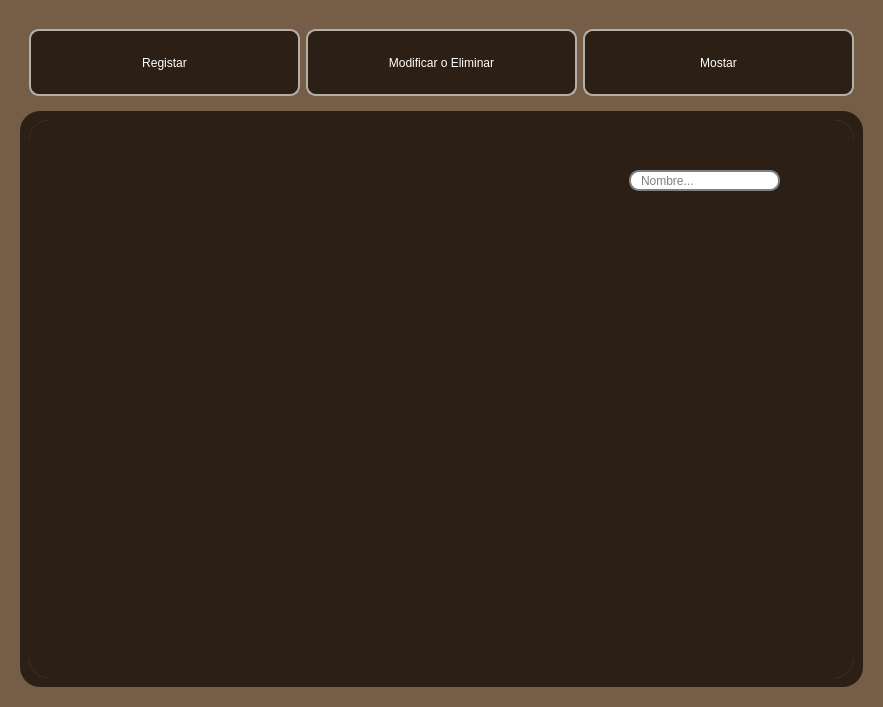
Old version of the form ui/dptos.ui in the repository n1enkew/Sistema-de-Empleados.
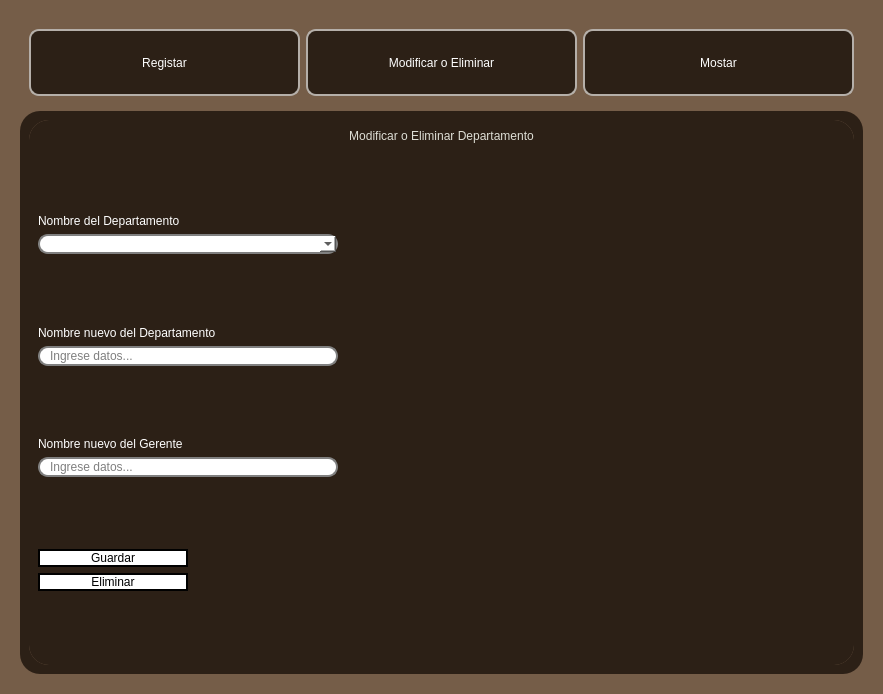
New version of the form. The open tabs and pages were chosen to show the change.

Commit message:
Update dptos.ui: add forms, styles, table
Reduce main window height and substantially restructure ui/dptos.ui: reorganize stacked-widget pages (registrar, modificar/eliminar, mostrar), add labels, QLineEdit fields, QComboBox, QPushButtons and a QTableView; introduce placeholders, layout spacers and size policies. Add/centralize stylesheet rules (QLineEdit, QComboBox, QPushButton, QLabel, QTableView) including hover/pressed button styles. Purpose: implement CRUD UI for departamentos with improved layout and visual styling.

What changed in the file:
```diff
--- a/ui/dptos.ui
+++ b/ui/dptos.ui
@@ -7,7 +7,7 @@
     <x>0</x>
     <y>0</y>
     <width>883</width>
-    <height>707</height>
+    <height>694</height>
    </rect>
   </property>
   <property name="windowTitle">
@@ -206,21 +206,7 @@
 border-radius:20px;
 }
 
-QLineEdit {
-    border: 2px solid gray;
-    border-radius: 10px;
-    padding: 0 8px;
-    background: white;
-	placeholder-text-color: #767e89;
-}
-
-QPushButton{
-    border: 2px solid black;
-    border-radius: 10px;
-    padding: 0 8px;
-    background: white;
-font: 400 12pt &quot;Lexend&quot;;
-}</string>
+</string>
            </property>
            <property name="currentIndex">
             <number>0</number>
@@ -302,27 +288,243 @@
             </widget>
            </widget>
            <widget class="QWidget" name="modificar_eliminar">
-            <widget class="QLineEdit" name="lineEdit_2">
-             <property name="geometry">
-              <rect>
-               <x>600</x>
-               <y>50</y>
-               <width>151</width>
-               <height>21</height>
-              </rect>
-             </property>
-             <property name="styleSheet">
-              <string notr="true">QLineEdit {
+            <property name="styleSheet">
+             <string notr="true">QLineEdit {
     border: 2px solid gray;
     border-radius: 10px;
     padding: 0 8px;
     background: white;
+	placeholder-text-color: #767e89;
+}
+
+QComboBox {
+    border: 2px solid gray;
+    border-radius: 10px;
+    padding: 0 8px;
+    background: white;
+	placeholder-text-color: #767e89;
+}
+
+QPushButton{
+    border: 2px solid black;
+    border-radius: 10px;
+    padding: 0 8px;
+    background: white;
+font: 400 12pt &quot;Lexend&quot;;
+}
+
+QLabel{
+color: white;
+font: 400 12pt &quot;Lexend&quot;
+}
+
+QPushButton:hover{
+background-color: qlineargradient(spread:pad, x1:0, y1:0, x2:1, y2:0, stop:0 rgba(44, 32, 22, 255), stop:1 rgba(181, 175, 169, 255));
+
+}
+
+QPushButton:pressed {
+    background-color: rgb(117, 93, 72); /* El color que quieras al hacer clic */
+    border: 2px solid rgb(44, 32, 22);   /* Opcional: cambiar el borde también */
 }</string>
-             </property>
-             <property name="placeholderText">
-              <string>Nombre...</string>
-             </property>
-            </widget>
+            </property>
+            <layout class="QVBoxLayout" name="verticalLayout_4">
+             <item>
+              <widget class="QLabel" name="label_4">
+               <property name="styleSheet">
+                <string notr="true">QLabel{
+	color: qlineargradient(spread:pad, x1:0, y1:0, x2:1, y2:0, stop:0 rgba(181, 175, 169, 255), stop:1 rgba(222, 222, 213, 255));
+	
+	font: 900 20pt &quot;Lexend&quot;;	
+}</string>
+               </property>
+               <property name="text">
+                <string>Modificar o Eliminar Departamento</string>
+               </property>
+               <property name="alignment">
+                <set>Qt::AlignCenter</set>
+               </property>
+              </widget>
+             </item>
+             <item>
+              <spacer name="verticalSpacer_6">
+               <property name="orientation">
+                <enum>Qt::Vertical</enum>
+               </property>
+               <property name="sizeHint" stdset="0">
+                <size>
+                 <width>20</width>
+                 <height>48</height>
+                </size>
+               </property>
+              </spacer>
+             </item>
+             <item>
+              <widget class="QLabel" name="label_5">
+               <property name="text">
+                <string>Nombre del Departamento</string>
+               </property>
+              </widget>
+             </item>
+             <item>
+              <widget class="QComboBox" name="comboBox">
+               <property name="maximumSize">
+                <size>
+                 <width>300</width>
+                 <height>16777215</height>
+                </size>
+               </property>
+              </widget>
+             </item>
+             <item>
+              <spacer name="verticalSpacer_5">
+               <property name="orientation">
+                <enum>Qt::Vertical</enum>
+               </property>
+               <property name="sizeHint" stdset="0">
+                <size>
+                 <width>20</width>
+                 <height>48</height>
+                </size>
+               </property>
+              </spacer>
+             </item>
+             <item>
+              <widget class="QLabel" name="label_6">
+               <property name="text">
+                <string>Nombre nuevo del Departamento</string>
+               </property>
+              </widget>
+             </item>
+             <item>
+              <widget class="QLineEdit" name="r_nombre_2">
+               <property name="sizePolicy">
+                <sizepolicy hsizetype="Preferred" vsizetype="Fixed">
+                 <horstretch>0</horstretch>
+                 <verstretch>0</verstretch>
+                </sizepolicy>
+               </property>
+               <property name="maximumSize">
+                <size>
+                 <width>300</width>
+                 <height>16777215</height>
+                </size>
+               </property>
+               <property name="styleSheet">
+                <string notr="true"/>
+               </property>
+               <property name="placeholderText">
+                <string>Ingrese datos...</string>
+               </property>
+              </widget>
+             </item>
+             <item>
+              <spacer name="verticalSpacer_7">
+               <property name="orientation">
+                <enum>Qt::Vertical</enum>
+               </property>
+               <property name="sizeHint" stdset="0">
+                <size>
+                 <width>20</width>
+                 <height>50</height>
+                </size>
+               </property>
+              </spacer>
+             </item>
+             <item>
+              <widget class="QLabel" name="label_7">
+               <property name="text">
+                <string>Nombre nuevo del Gerente</string>
+               </property>
+              </widget>
+             </item>
+             <item>
+              <widget class="QLineEdit" name="r_nombre_3">
+               <property name="sizePolicy">
+                <sizepolicy hsizetype="Preferred" vsizetype="Fixed">
+                 <horstretch>0</horstretch>
+                 <verstretch>0</verstretch>
+                </sizepolicy>
+               </property>
+               <property name="maximumSize">
+                <size>
+                 <width>300</width>
+                 <height>16777215</height>
+                </size>
+               </property>
+               <property name="styleSheet">
+                <string notr="true"/>
+               </property>
+               <property name="placeholderText">
+                <string>Ingrese datos...</string>
+               </property>
+              </widget>
+             </item>
+             <item>
+              <spacer name="verticalSpacer_8">
+               <property name="orientation">
+                <enum>Qt::Vertical</enum>
+               </property>
+               <property name="sizeHint" stdset="0">
+                <size>
+                 <width>20</width>
+                 <height>48</height>
+                </size>
+               </property>
+              </spacer>
+             </item>
+             <item>
+              <widget class="QPushButton" name="pushButton_2">
+               <property name="sizePolicy">
+                <sizepolicy hsizetype="Preferred" vsizetype="Fixed">
+                 <horstretch>0</horstretch>
+                 <verstretch>0</verstretch>
+                </sizepolicy>
+               </property>
+               <property name="maximumSize">
+                <size>
+                 <width>150</width>
+                 <height>16777215</height>
+                </size>
+               </property>
+               <property name="text">
+                <string>Guardar</string>
+               </property>
+              </widget>
+             </item>
+             <item>
+              <widget class="QPushButton" name="pushButton_3">
+               <property name="sizePolicy">
+                <sizepolicy hsizetype="Preferred" vsizetype="Fixed">
+                 <horstretch>0</horstretch>
+                 <verstretch>0</verstretch>
+                </sizepolicy>
+               </property>
+               <property name="maximumSize">
+                <size>
+                 <width>150</width>
+                 <height>16777215</height>
+                </size>
+               </property>
+               <property name="text">
+                <string>Eliminar</string>
+               </property>
+              </widget>
+             </item>
+             <item>
+              <spacer name="verticalSpacer_9">
+               <property name="orientation">
+                <enum>Qt::Vertical</enum>
+               </property>
+               <property name="sizeHint" stdset="0">
+                <size>
+                 <width>20</width>
+                 <height>48</height>
+                </size>
+               </property>
+              </spacer>
+             </item>
+            </layout>
            </widget>
            <widget class="QWidget" name="mostrar">
             <property name="styleSheet">
```
Left out of the diff: 351 changed lines with no effect on the pictures.
